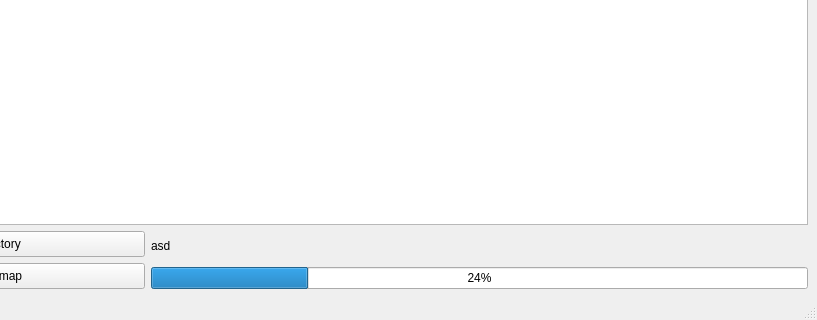
hntirgeam/EXIF-To-MapQT, file mainwindow.ui: the form before one commit; both pictures show x 183 to 1000 and y 680 to 1000 of the 1000 by 1000 pixel window.
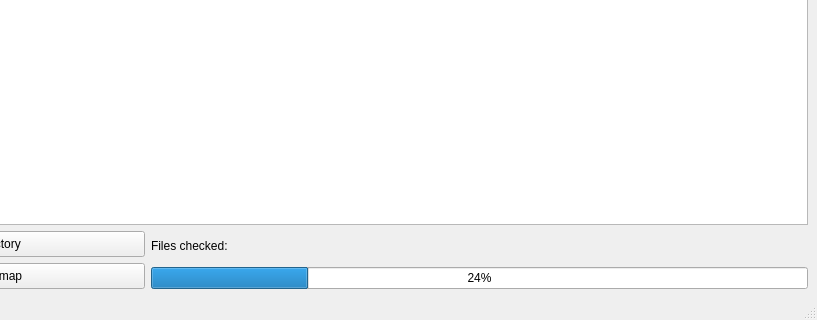
The form after the commit.

The edit to the form file:
```diff
--- a/mainwindow.ui
+++ b/mainwindow.ui
@@ -29,10 +29,10 @@
    <layout class="QGridLayout" name="gridLayout_4">
     <item row="0" column="0" colspan="2">
      <layout class="QGridLayout" name="gridLayout">
-      <item row="0" column="1">
+      <item row="1" column="1">
        <widget class="QTextBrowser" name="textBrowser"/>
       </item>
-      <item row="1" column="1">
+      <item row="0" column="1">
        <widget class="QTextBrowser" name="textBrowser_2"/>
       </item>
      </layout>
@@ -79,7 +79,7 @@
       <item row="0" column="0">
        <widget class="QLabel" name="label">
         <property name="text">
-         <string>asd</string>
+         <string>Files checked:</string>
         </property>
        </widget>
       </item>
```
